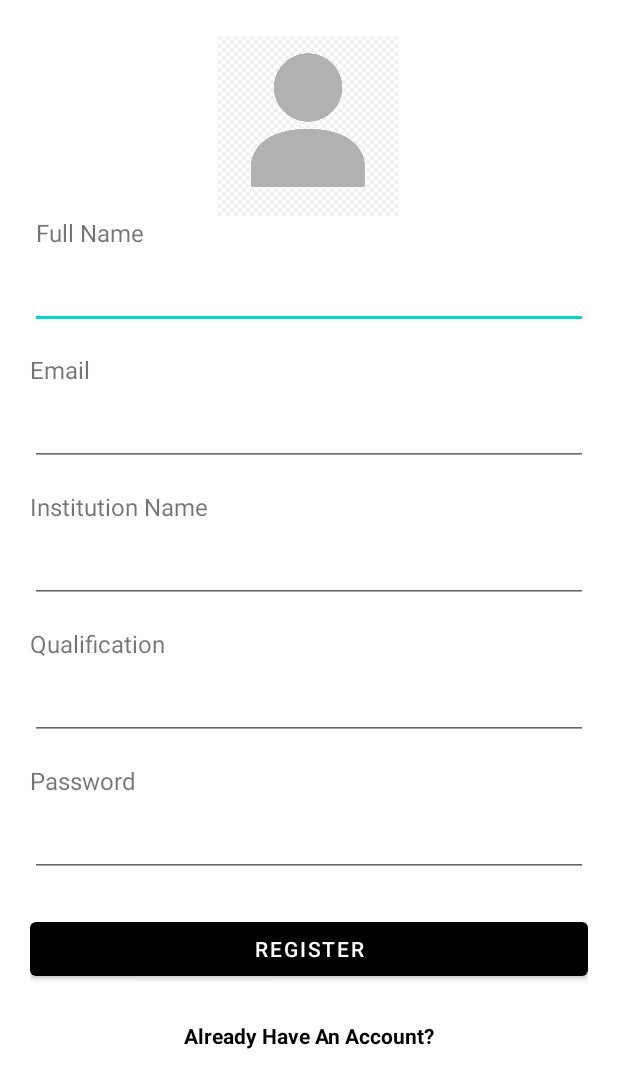
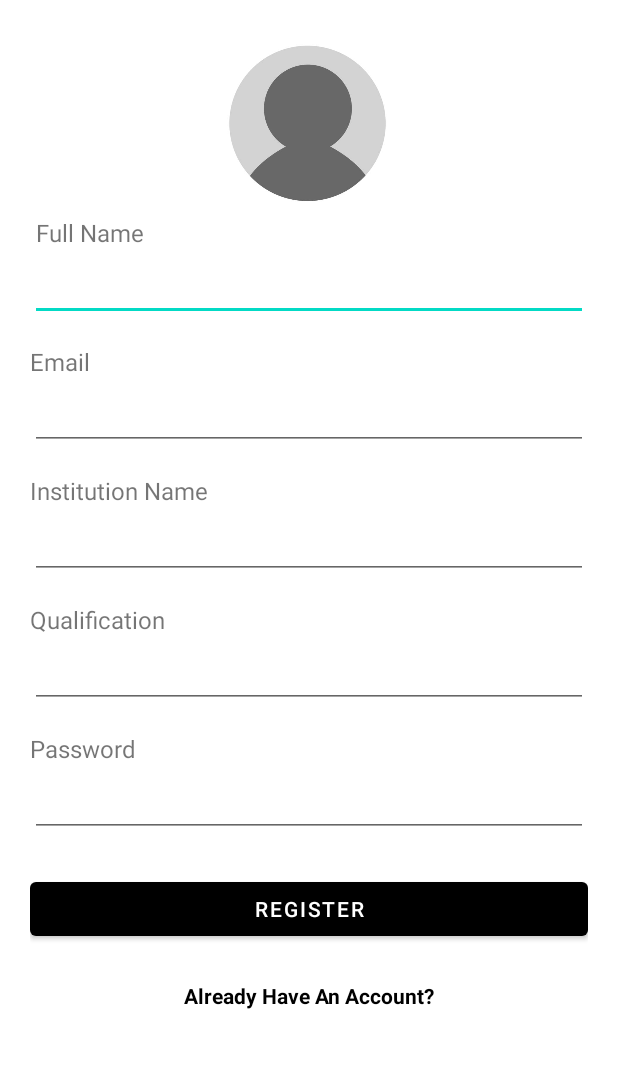
Before and after one commit to ProdigyProjects/Academic_Tracker_App, an Android app: the layout fragment_registration.xml on its own in the app's theme, with its tools: preview values and no code run, on a phone screen of 412 x 824 dp. Shown: the top 1088 px of the screen. Run offline under Robolectric (Android 15) with nearby library versions, the phone set to English and light mode, and no system bars.

```diff
--- a/app/build.gradle.kts
+++ b/app/build.gradle.kts
@@ -50,6 +50,7 @@ dependencies {
     implementation(libs.androidx.navigation.fragment.ktx)
     implementation(libs.androidx.navigation.ui.ktx)
     implementation(libs.firebase.auth)
+    implementation(libs.firebase.firestore)
     testImplementation(libs.junit)
     androidTestImplementation(libs.androidx.junit)
     androidTestImplementation(libs.androidx.espresso.core)
--- a/app/src/main/java/com/example/academictrackerapp/MainActivity.kt
+++ b/app/src/main/java/com/example/academictrackerapp/MainActivity.kt
@@ -6,8 +6,6 @@ import androidx.appcompat.app.AppCompatActivity
 import androidx.navigation.NavController
 import androidx.navigation.findNavController
 import androidx.navigation.ui.AppBarConfiguration
-import androidx.navigation.ui.setupActionBarWithNavController
-import androidx.navigation.ui.setupWithNavController
 import com.example.academictrackerapp.databinding.ActivityMainBinding
 import com.google.android.material.bottomnavigation.BottomNavigationView
 import com.google.firebase.auth.FirebaseAuth
@@ -38,8 +36,7 @@ class MainActivity : AppCompatActivity() {
             )
         )
 
-        setupActionBarWithNavController(navController, appBarConfiguration)
-        navView.setupWithNavController(navController)
+        //navView.setupWithNavController(navController)
 
 
         // Add a listener to control the visibility of the bottom bar
--- a/app/src/main/java/com/example/academictrackerapp/katiana/login/loginFragment.kt
+++ b/app/src/main/java/com/example/academictrackerapp/katiana/login/loginFragment.kt
@@ -31,6 +31,10 @@ class LoginFragment : Fragment() {
         _binding = FragmentLoginBinding.inflate(inflater, container, false)
         val root: View = binding.root
 
+        binding.dontHaveAccount.setOnClickListener {
+            findNavController().navigate(R.id.action_loginFragment_to_registrationFragment)
+        }
+
         binding.loginButton.setOnClickListener {
             val email = binding.emailInput.text.toString()
             val password = binding.passwordInput.text.toString()
--- a/app/src/main/res/layout/fragment_home.xml
+++ b/app/src/main/res/layout/fragment_home.xml
@@ -20,10 +20,10 @@
         android:textSize="40sp"
         app:layout_constraintBottom_toBottomOf="parent"
         app:layout_constraintEnd_toEndOf="parent"
-        app:layout_constraintHorizontal_bias="1.0"
+        app:layout_constraintHorizontal_bias="0.0"
         app:layout_constraintStart_toStartOf="parent"
         app:layout_constraintTop_toTopOf="parent"
-        app:layout_constraintVertical_bias="0.325" />
+        app:layout_constraintVertical_bias="0.24" />
 
     <FrameLayout
         android:layout_width="416dp"
@@ -36,7 +36,7 @@
         app:layout_constraintHorizontal_bias="0.52"
         app:layout_constraintStart_toStartOf="parent"
         app:layout_constraintTop_toBottomOf="@+id/text_home"
-        app:layout_constraintVertical_bias="0.697">
+        app:layout_constraintVertical_bias="1.0">
 
         <Button
             android:id="@+id/button_login"
--- a/app/src/main/res/layout/fragment_registration.xml
+++ b/app/src/main/res/layout/fragment_registration.xml
@@ -13,12 +13,12 @@
         android:padding="20dp">
 
         <!-- Profile Picture -->
+
         <ImageView
             android:id="@+id/profileImage"
             android:layout_width="120dp"
             android:layout_height="120dp"
             android:layout_gravity="center"
-            android:layout_marginTop="4dp"
             android:background="@drawable/circular_background"
             android:scaleType="centerCrop"
             android:src="@drawable/profile_placeholder"
@@ -28,7 +28,6 @@
             app:layout_constraintTop_toTopOf="parent" />
 
         <!-- Full Name -->
-
         <TextView
             android:id="@+id/fullNameLabel"
             android:layout_width="wrap_content"
@@ -43,7 +42,7 @@
         <EditText
             android:id="@+id/fullNameInput"
             android:layout_width="0dp"
-            android:layout_height="wrap_content"
+            android:layout_height="40dp"
             android:autofillHints="name"
             android:inputType="textPersonName"
             app:layout_constraintTop_toBottomOf="@id/fullNameLabel"
@@ -66,7 +65,7 @@
         <EditText
             android:id="@+id/emailInput"
             android:layout_width="0dp"
-            android:layout_height="wrap_content"
+            android:layout_height="40dp"
             android:autofillHints="emailAddress"
             android:inputType="textEmailAddress"
             app:layout_constraintTop_toBottomOf="@id/emailLabel"
@@ -88,7 +87,7 @@
         <EditText
             android:id="@+id/institutionNameInput"
             android:layout_width="0dp"
-            android:layout_height="wrap_content"
+            android:layout_height="40dp"
             android:autofillHints="organizationName"
             android:inputType="text"
             app:layout_constraintTop_toBottomOf="@id/institutionNameLabel"
@@ -110,7 +109,7 @@
         <EditText
             android:id="@+id/qualificationInput"
             android:layout_width="0dp"
-            android:layout_height="wrap_content"
+            android:layout_height="40dp"
             android:autofillHints="qualifications"
             android:inputType="text"
             app:layout_constraintTop_toBottomOf="@id/qualificationLabel"
@@ -132,7 +131,7 @@
         <EditText
             android:id="@+id/passwordInput"
             android:layout_width="0dp"
-            android:layout_height="wrap_content"
+            android:layout_height="40dp"
             android:autofillHints="password"
             android:inputType="textPassword"
             app:layout_constraintTop_toBottomOf="@id/passwordLabel"
--- a/app/src/main/res/values/themes.xml
+++ b/app/src/main/res/values/themes.xml
@@ -1,6 +1,6 @@
 <resources xmlns:tools="http://schemas.android.com/tools">
     <!-- Base application theme. -->
-    <style name="Theme.AcademicTrackerApp" parent="Theme.MaterialComponents.DayNight.DarkActionBar">
+    <style name="Theme.AcademicTrackerApp" parent="Theme.MaterialComponents.Light.NoActionBar">
         <!-- Primary brand color. -->
         <item name="colorPrimary">@color/black</item>
         <item name="colorPrimaryVariant">@color/black</item>
--- a/gradle/libs.versions.toml
+++ b/gradle/libs.versions.toml
@@ -14,6 +14,7 @@ navigationFragmentKtx = "2.6.0"
 navigationUiKtx = "2.6.0"
 googleGmsGoogleServices = "4.4.2"
 firebaseAuth = "23.0.0"
+firebaseFirestore = "25.1.1"
 
 [libraries]
 androidx-core-ktx = { group = "androidx.core", name = "core-ktx", version.ref = "coreKtx" }
@@ -28,6 +29,7 @@ androidx-lifecycle-viewmodel-ktx = { group = "androidx.lifecycle", name = "lifec
 androidx-navigation-fragment-ktx = { group = "androidx.navigation", name = "navigation-fragment-ktx", version.ref = "navigationFragmentKtx" }
 androidx-navigation-ui-ktx = { group = "androidx.navigation", name = "navigation-ui-ktx", version.ref = "navigationUiKtx" }
 firebase-auth = { group = "com.google.firebase", name = "firebase-auth", version.ref = "firebaseAuth" }
+firebase-firestore = { group = "com.google.firebase", name = "firebase-firestore", version.ref = "firebaseFirestore" }
 
 [plugins]
 android-application = { id = "com.android.application", version.ref = "agp" }
```
Also changed, not shown: app/src/main/java/com/example/academictrackerapp/katiana/registration/registrationFragment.kt (+47 -4 lines), app/src/main/res/layout/fragment_login.xml (+3 -5 lines), app/src/main/res/navigation/mobile_navigation.xml (+7 -0 lines), app/src/main/res/drawable/profile_placeholder.png.
